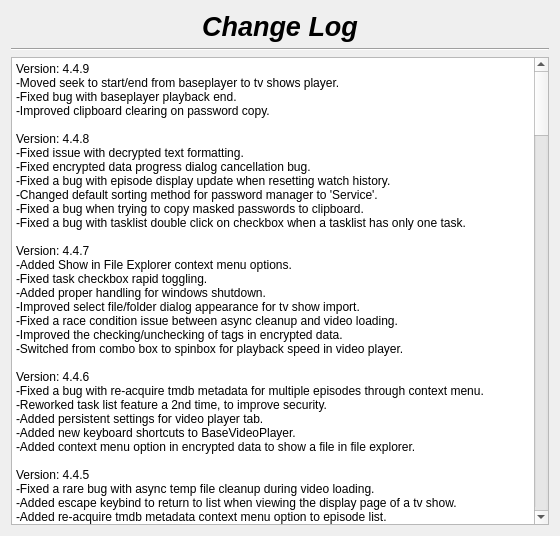
Above: changelog.ui from therealMaPMaKeR/MMDiary before the change. Below: the same form after it.
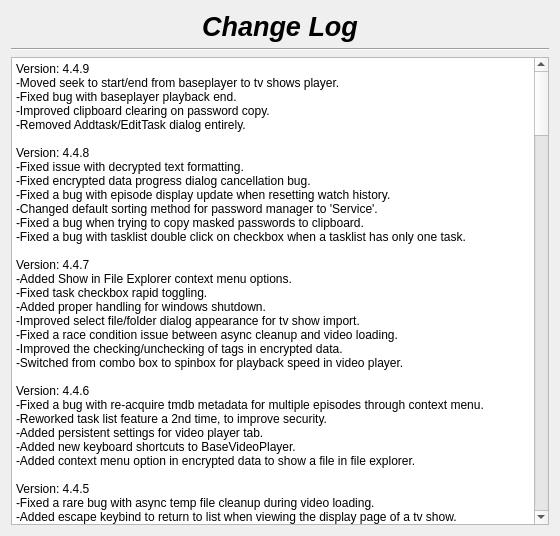
That is the form after the change.

Commit message:
replaced add task dialog
mirrored the new task list creation process

Patch:
```diff
--- a/changelog.ui
+++ b/changelog.ui
@@ -56,7 +56,7 @@
 li.checked::marker { content: &quot;\2612&quot;; }
 &lt;/style&gt;&lt;/head&gt;&lt;body style=&quot; font-family:'Segoe UI'; font-size:9pt; font-weight:400; font-style:normal;&quot;&gt;
 &lt;p style=&quot; margin-top:0px; margin-bottom:0px; margin-left:0px; margin-right:0px; -qt-block-indent:0; text-indent:0px;&quot;&gt;Version: 4.4.9&lt;br /&gt;-Moved seek to start/end from baseplayer to tv shows player.&lt;/p&gt;
-&lt;p style=&quot; margin-top:0px; margin-bottom:0px; margin-left:0px; margin-right:0px; -qt-block-indent:0; text-indent:0px;&quot;&gt;-Fixed bug with baseplayer playback end.&lt;br /&gt;-Improved clipboard clearing on password copy.&lt;br /&gt;&lt;br /&gt;Version: 4.4.8&lt;br /&gt;-Fixed issue with decrypted text formatting.&lt;/p&gt;
+&lt;p style=&quot; margin-top:0px; margin-bottom:0px; margin-left:0px; margin-right:0px; -qt-block-indent:0; text-indent:0px;&quot;&gt;-Fixed bug with baseplayer playback end.&lt;br /&gt;-Improved clipboard clearing on password copy.&lt;br /&gt;-Removed Addtask/EditTask dialog entirely.&lt;br /&gt;&lt;br /&gt;Version: 4.4.8&lt;br /&gt;-Fixed issue with decrypted text formatting.&lt;/p&gt;
 &lt;p style=&quot; margin-top:0px; margin-bottom:0px; margin-left:0px; margin-right:0px; -qt-block-indent:0; text-indent:0px;&quot;&gt;-Fixed encrypted data progress dialog cancellation bug.&lt;/p&gt;
 &lt;p style=&quot; margin-top:0px; margin-bottom:0px; margin-left:0px; margin-right:0px; -qt-block-indent:0; text-indent:0px;&quot;&gt;-Fixed a bug with episode display update when resetting watch history.&lt;br /&gt;-Changed default sorting method for password manager to 'Service'.&lt;br /&gt;-Fixed a bug when trying to copy masked passwords to clipboard.&lt;br /&gt;-Fixed a bug with tasklist double click on checkbox when a tasklist has only one task.&lt;/p&gt;
 &lt;p style=&quot;-qt-paragraph-type:empty; margin-top:0px; margin-bottom:0px; margin-left:0px; margin-right:0px; -qt-block-indent:0; text-indent:0px;&quot;&gt;&lt;br /&gt;&lt;/p&gt;
```
The commit also changes 3 other files.
